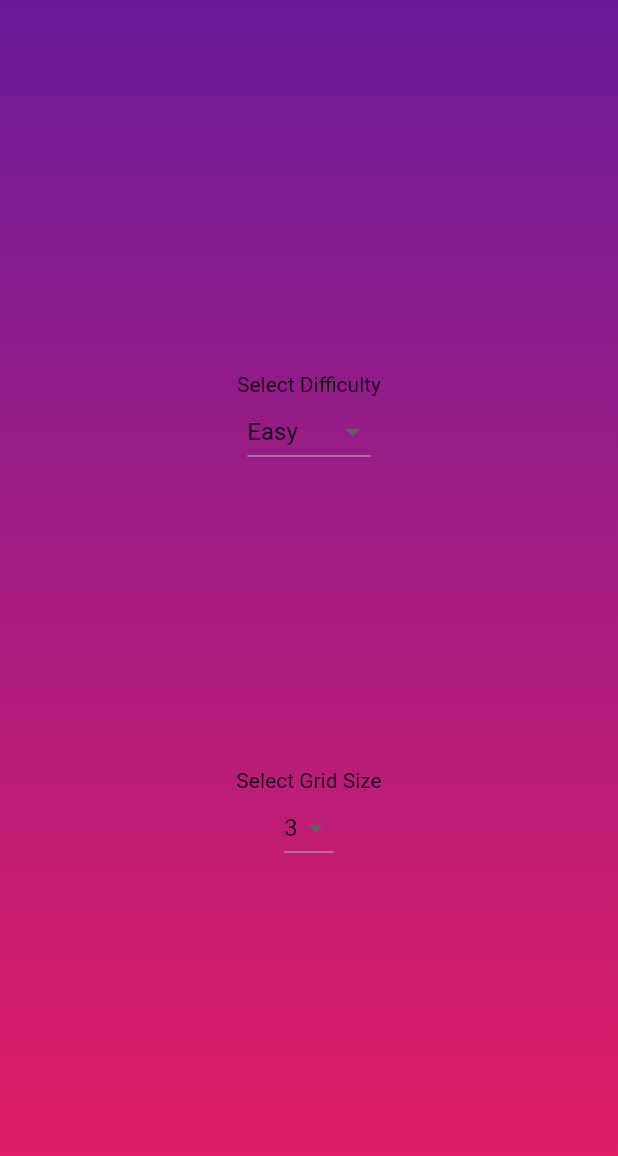
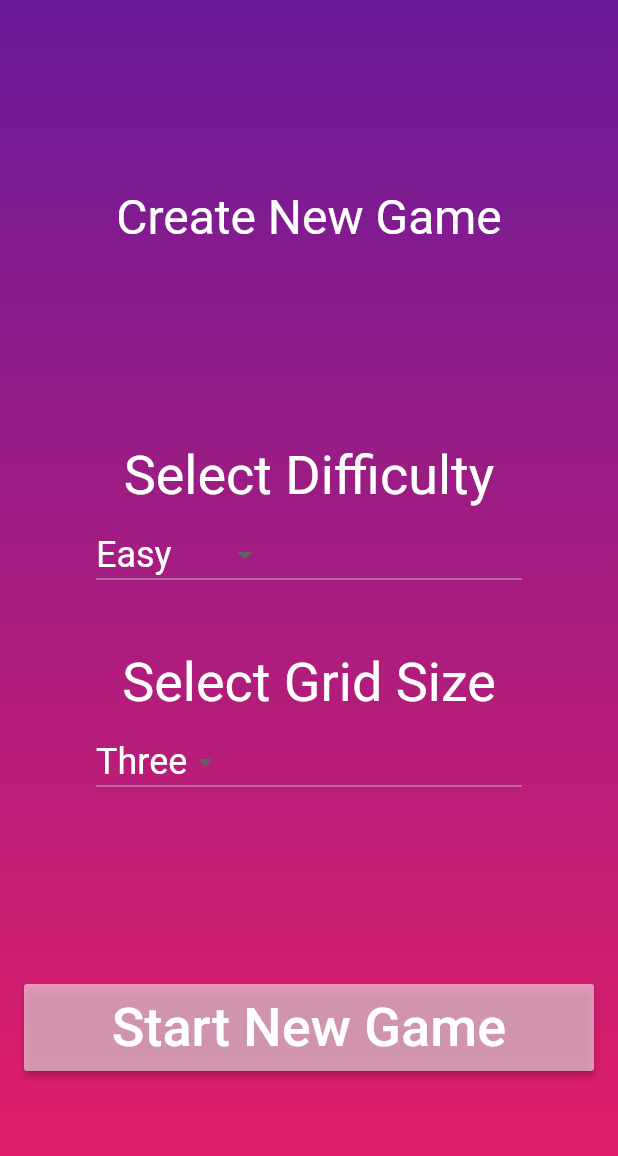
Before and after one commit to Kenneth5259/KolorKlash, a Flutter app: the screen it shows after launch, on a phone screen of 412 x 824 dp. Shown: the top 1156 px of the screen. Run offline on Flutter 3.47's test engine with Material 2 defaults, Android fonts, the phone set to English and light mode, and no system bars; our stand-ins replace flutter_redux, redux.

Commit message:
Refactor game settings and menu text
Extracted the styling for menu text into a separate widget, thereby simplifying the MenuButton. Also refactored the NewGameScreen significantly. The options for game sizes and difficulty are now enumerated, improving type safety and readability. Added map reordering function to place the selected values at the top of the option list. Capitalization functionality now handled by a string extension.

```diff
--- /dev/null
+++ b/lib/Extensions/string_extensions.dart
@@ -0,0 +1,5 @@
+extension StringExtension on String {
+  String capitalize() {
+    return "${this[0].toUpperCase()}${this.substring(1).toLowerCase()}";
+  }
+}
--- a/lib/screens/new_game_screen.dart
+++ b/lib/screens/new_game_screen.dart
@@ -1,5 +1,9 @@
 import 'package:flutter/material.dart';
-import 'package:kolor_klash/state/subclasses/enums.dart';
+import 'package:kolor_klash/Extensions/string_extensions.dart';
+import 'package:kolor_klash/widgets/menu_button.dart';
+import 'package:kolor_klash/widgets/white_menu_text.dart';
+
+import '../state/subclasses/enums.dart';
 
 class NewGameScreen extends StatefulWidget {
   const NewGameScreen({Key? key}) : super(key: key);
@@ -9,19 +13,81 @@ class NewGameScreen extends StatefulWidget {
 }
 
 class _NewGameScreenState extends State<NewGameScreen> {
-  String selectedDifficulty = 'Easy';
-  String selectedGridSize = '3';
+  Difficulty selectedDifficulty = Difficulty.easy;
+  GameSize selectedGridSize = GameSize.three;
 
-  updateSelectedDifficulty (String? newValue) {
-    setState(() {
-      selectedDifficulty = newValue!;
+  Map<Difficulty, Difficulty> difficultyMap = {
+    Difficulty.easy: Difficulty.easy,
+    Difficulty.medium: Difficulty.medium,
+    Difficulty.hard: Difficulty.hard
+  };
+
+  Map<GameSize, int> gridSizeMap = {
+    GameSize.three: 3,
+    GameSize.four: 4,
+    GameSize.five: 5
+  };
+
+  /// Reorders a map to place the selected value at the top
+  Map<T, U> reorderMap<T, U>(Map<T, U> original, T topKey) {
+    Map<T, U> tempMap = <T, U>{};
+    tempMap.addEntries(original.entries);
+    U topValue = original.remove(topKey)!;
+    Map<T, U> newMap = {
+      topKey: topValue
+    };
+    newMap.addEntries(tempMap.entries);
+    return newMap;
+  }
+
+  void updateSelectedDifficulty (Difficulty? newValue) {
+    setState(() =>
+    {
+      selectedDifficulty = newValue!,
+      difficultyMap = reorderMap(difficultyMap, newValue)
     });
   }
 
-  updateSelectedGridSize (String? newValue) {
-    setState(() {
-      selectedGridSize = newValue!;
+  void updateSelectedGridSize (GameSize? newValue) {
+    setState(() =>
+    {
+      selectedGridSize = newValue!,
+      gridSizeMap = reorderMap(gridSizeMap, newValue)
     });
+  }
+
+  Widget buildLabeledDropdown<T>(String title, Map<T, dynamic> options, void Function(T?)? onChanged, T selectedValue) {
+    return Column(
+      crossAxisAlignment: CrossAxisAlignment.center,
+      children: <Widget>[
+        WhiteStyledText(text: title),
+        Padding(
+          padding: const EdgeInsets.symmetric(horizontal: 32.0),
+          child: Column(
+            mainAxisAlignment: MainAxisAlignment.center,
+            crossAxisAlignment: CrossAxisAlignment.stretch,
+            children: [
+              DropdownButton<T>(
+                value: selectedValue,
+                onChanged: onChanged,
+                dropdownColor: Color.fromRGBO(0, 0, 0, 0.75),
+                items: options.entries
+                    .map<DropdownMenuItem<T>>((MapEntry<T, dynamic> entry) {
+                  return DropdownMenuItem<T>(
+                    value: entry.key,
+                    alignment: AlignmentDirectional.centerStart,
+                    child: Text(
+                      style: const TextStyle(fontSize: 24, backgroundColor: Colors.transparent, color: Colors.white),
+                      entry.key.toString().split('.').last.capitalize()
+                    ),
+                  );
+                }).toList(),
+              ),
+            ],
+          ),
+        ),
+      ],
+    );
   }
 
   @override
@@ -31,42 +97,37 @@ class _NewGameScreenState extends State<NewGameScreen> {
       child: Padding(
         padding: const EdgeInsets.all(16.0),
         child: Column(
-          mainAxisAlignment: MainAxisAlignment.spaceEvenly,
-          crossAxisAlignment: CrossAxisAlignment.stretch,
+          mainAxisAlignment: MainAxisAlignment.spaceAround,
+          crossAxisAlignment: CrossAxisAlignment.center,
           children: <Widget>[
-            buildLabeledDropdown('Select Difficulty', {
-              'Easy': Difficulty.easy,
-              'Medium': Difficulty.medium,
-              'Hard': Difficulty.hard
-            }, updateSelectedDifficulty, selectedDifficulty),
-            buildLabeledDropdown('Select Grid Size', {
-              '3': 3,
-              '4': 4,
-              '5': 5
-            }, updateSelectedGridSize, selectedGridSize),
+            const Padding(
+              padding: EdgeInsets.only(top: 16),
+              child: Text(
+                style: TextStyle(
+                  color: Colors.white,
+                  fontSize: 32
+                ),
+                'Create New Game'
+              ),
+            ),
+            Padding(
+              padding: const EdgeInsets.symmetric(horizontal: 16.0),
+              child: Column(
+                mainAxisAlignment: MainAxisAlignment.spaceAround,
+                crossAxisAlignment: CrossAxisAlignment.center,
+                children: [
+                  Padding(
+                    padding: const EdgeInsets.only(bottom: 32.0),
+                    child: buildLabeledDropdown<Difficulty>('Select Difficulty', difficultyMap, updateSelectedDifficulty, selectedDifficulty),
+                  ),
+                  buildLabeledDropdown<GameSize>('Select Grid Size', gridSizeMap, updateSelectedGridSize, selectedGridSize),
+                ],
+              ),
+            ),
+            MenuButton(buttonText: 'Start New Game', onPressed: (){})
           ],
         ),
       ),
     );
   }
-
-  Widget buildLabeledDropdown(String title, Map<String, dynamic> options, void Function(String?)? onChanged, String selectedValue) {
-    return Column(
-      crossAxisAlignment: CrossAxisAlignment.center,
-      children: [
-        Text(title),
-        DropdownButton(
-          value: selectedValue,
-          onChanged: onChanged,
-          items: options.entries
-              .map<DropdownMenuItem<String>>((MapEntry<String, dynamic> entry) {
-            return DropdownMenuItem<String>(
-              value: entry.key,
-              child: Text(entry.key),
-            );
-          }).toList(),
-        ),
-      ],
-    );
-  }
 }
--- a/lib/state/subclasses/enums.dart
+++ b/lib/state/subclasses/enums.dart
@@ -1,5 +1,2 @@
-enum Difficulty {
-  easy,
-  medium,
-  hard
-}
+enum Difficulty { easy, medium, hard }
+enum GameSize { three, four, five}
--- a/lib/widgets/menu_button.dart
+++ b/lib/widgets/menu_button.dart
@@ -1,4 +1,5 @@
 import 'package:flutter/material.dart';
+import 'package:kolor_klash/widgets/white_menu_text.dart';
 
 class MenuButton extends StatelessWidget {
   final String buttonText;
@@ -12,22 +13,9 @@ class MenuButton extends StatelessWidget {
       color: Colors.white54,
       child: Row(
         mainAxisAlignment: MainAxisAlignment.center,
-        children: [buildStyledText(buttonText)],
+        children: [WhiteStyledText(text: buttonText)],
       ),
       onPressed: () => onPressed(),
     );
   }
-
-  Padding buildStyledText(String text) {
-    return Padding(
-      padding: const EdgeInsets.all(8.0),
-      child: Text(
-        text,
-        style: const TextStyle(
-          color: Colors.white,
-          fontSize: 36,
-        ),
-      ),
-    );
-  }
 }
--- /dev/null
+++ b/lib/widgets/white_menu_text.dart
@@ -0,0 +1,20 @@
+import 'package:flutter/material.dart';
+
+class WhiteStyledText extends StatelessWidget {
+  final String text;
+  const WhiteStyledText({super.key, required this.text});
+
+  @override
+  Widget build(BuildContext context) {
+    return Padding(
+      padding: const EdgeInsets.all(8.0),
+      child: Text(
+        text,
+        style: const TextStyle(
+          color: Colors.white,
+          fontSize: 36,
+        ),
+      ),
+    );;
+  }
+}
```
